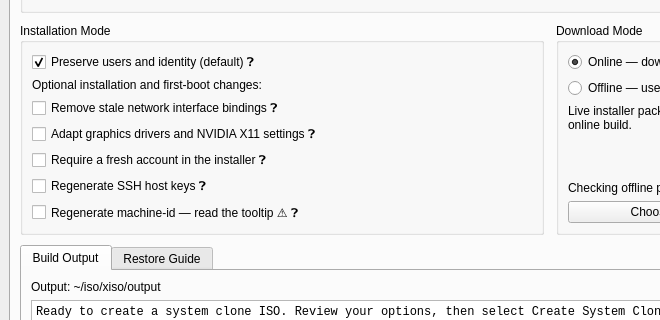
Above: config/hypr/control_panel/backend/mainwindow.ui from XetalEngine/x_hyperland before the change; both pictures show x 0 to 660 and y 129 to 449 of the 1100 by 767 pixel window. Below: the same form after it.
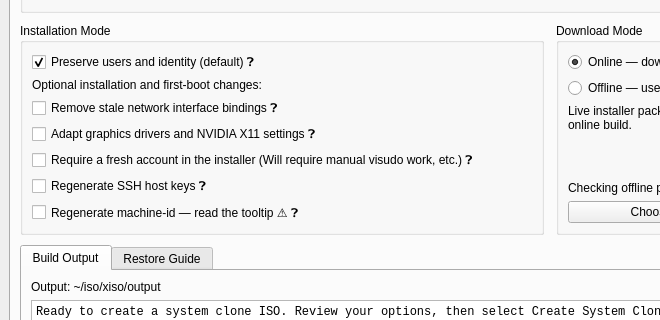
That is the form after the change. The open tabs and pages were chosen to show the change. Custom widgets are drawn as their Qt base class.

The edit to the form file:
```diff
--- a/config/hypr/control_panel/backend/mainwindow.ui
+++ b/config/hypr/control_panel/backend/mainwindow.ui
@@ -4383,7 +4383,7 @@
              <item>
               <widget class="QCheckBox" name="isoCompatUserCheck">
                <property name="text">
-                <string>Require a fresh account in the installer ❓</string>
+                <string>Require a fresh account in the installer (Will require manual visudo work, etc.) ❓</string>
                </property>
                <property name="toolTip">
                 <string>When checked, installation requires a new administrator username and password.
```
